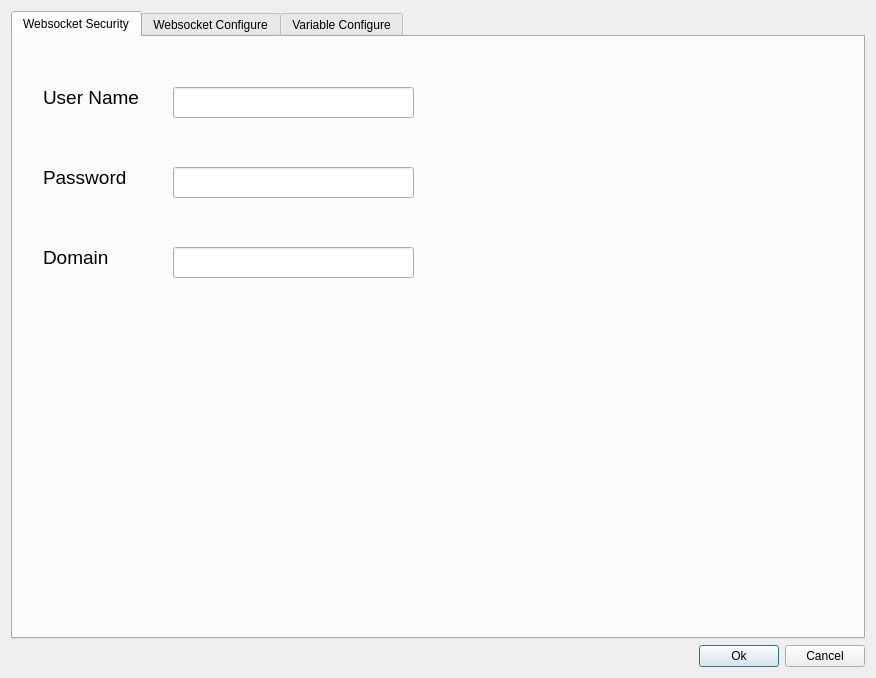
Before: the Qt Designer form source/UiMagician/source/WidgetWebsocketPacket/WidgetWebsocketPacketSensor/widgetwebsocketpacketsensor.ui in dinguluer/UiMagician, drawn with Qt 5.
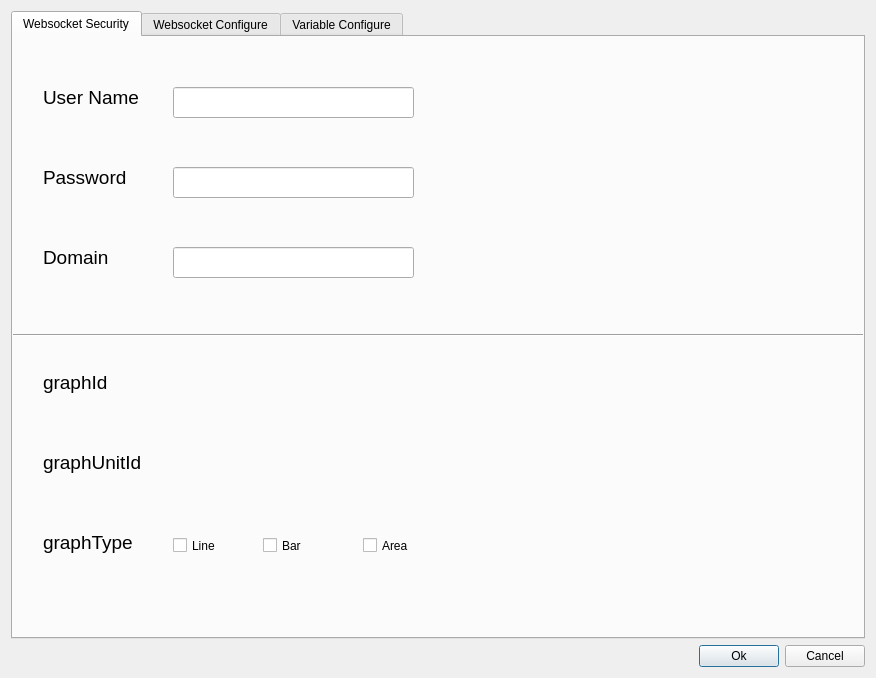
After: the same form once the commit is applied. Icons and pictures are not drawn.

Commit message: updated files to add logic for - Graph generation

Diff of the .ui file:
```diff
--- a/source/UiMagician/source/WidgetWebsocketPacket/WidgetWebsocketPacketSensor/widgetwebsocketpacketsensor.ui
+++ b/source/UiMagician/source/WidgetWebsocketPacket/WidgetWebsocketPacketSensor/widgetwebsocketpacketsensor.ui
@@ -117,6 +117,148 @@
         <string/>
        </property>
       </widget>
+      <widget class="Line" name="line">
+       <property name="geometry">
+        <rect>
+         <x>0</x>
+         <y>290</y>
+         <width>851</width>
+         <height>16</height>
+        </rect>
+       </property>
+       <property name="orientation">
+        <enum>Qt::Horizontal</enum>
+       </property>
+      </widget>
+      <widget class="QLabel" name="sensorGraphUnitIdLabel">
+       <property name="geometry">
+        <rect>
+         <x>30</x>
+         <y>410</y>
+         <width>111</width>
+         <height>31</height>
+        </rect>
+       </property>
+       <property name="font">
+        <font>
+         <pointsize>14</pointsize>
+        </font>
+       </property>
+       <property name="text">
+        <string>graphUnitId</string>
+       </property>
+      </widget>
+      <widget class="QLabel" name="sensorGraphIdLabel">
+       <property name="geometry">
+        <rect>
+         <x>30</x>
+         <y>330</y>
+         <width>101</width>
+         <height>31</height>
+        </rect>
+       </property>
+       <property name="font">
+        <font>
+         <pointsize>14</pointsize>
+        </font>
+       </property>
+       <property name="text">
+        <string>graphId</string>
+       </property>
+      </widget>
+      <widget class="QLabel" name="sensorGraphTypeLabel">
+       <property name="geometry">
+        <rect>
+         <x>30</x>
+         <y>490</y>
+         <width>91</width>
+         <height>31</height>
+        </rect>
+       </property>
+       <property name="font">
+        <font>
+         <pointsize>14</pointsize>
+        </font>
+       </property>
+       <property name="text">
+        <string>graphType</string>
+       </property>
+      </widget>
+      <widget class="QLabel" name="sensorGraphIdValueLabel">
+       <property name="geometry">
+        <rect>
+         <x>160</x>
+         <y>330</y>
+         <width>461</width>
+         <height>31</height>
+        </rect>
+       </property>
+       <property name="font">
+        <font>
+         <pointsize>14</pointsize>
+        </font>
+       </property>
+       <property name="text">
+        <string/>
+       </property>
+      </widget>
+      <widget class="QLabel" name="sensorGraphUnitIdValueLabel">
+       <property name="geometry">
+        <rect>
+         <x>160</x>
+         <y>420</y>
+         <width>461</width>
+         <height>31</height>
+        </rect>
+       </property>
+       <property name="font">
+        <font>
+         <pointsize>14</pointsize>
+        </font>
+       </property>
+       <property name="text">
+        <string/>
+       </property>
+      </widget>
+      <widget class="QCheckBox" name="sensorGraphTypeLineCheckBox">
+       <property name="geometry">
+        <rect>
+         <x>160</x>
+         <y>500</y>
+         <width>70</width>
+         <height>17</height>
+        </rect>
+       </property>
+       <property name="text">
+        <string>Line</string>
+       </property>
+      </widget>
+      <widget class="QCheckBox" name="sensorGraphTypeBarCheckBox">
+       <property name="geometry">
+        <rect>
+         <x>250</x>
+         <y>500</y>
+         <width>70</width>
+         <height>17</height>
+        </rect>
+       </property>
+       <property name="text">
+        <string>Bar</string>
+       </property>
+      </widget>
+      <widget class="QCheckBox" name="sensorGraphTypeAreaCheckBox">
+       <property name="geometry">
+        <rect>
+         <x>350</x>
+         <y>500</y>
+         <width>70</width>
+         <height>17</height>
+        </rect>
+       </property>
+       <property name="text">
+        <string>Area</string>
+       </property>
+      </widget>
      </widget>
      <widget class="QWidget" name="WebSocketConf">
       <attribute name="title">
```
The commit also changes 9 other files.
